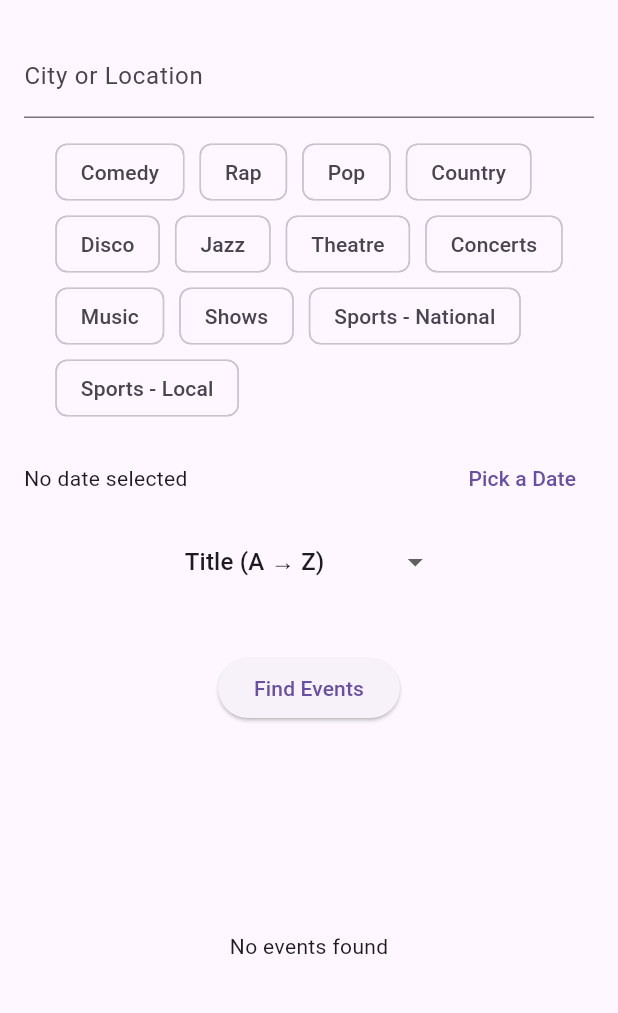
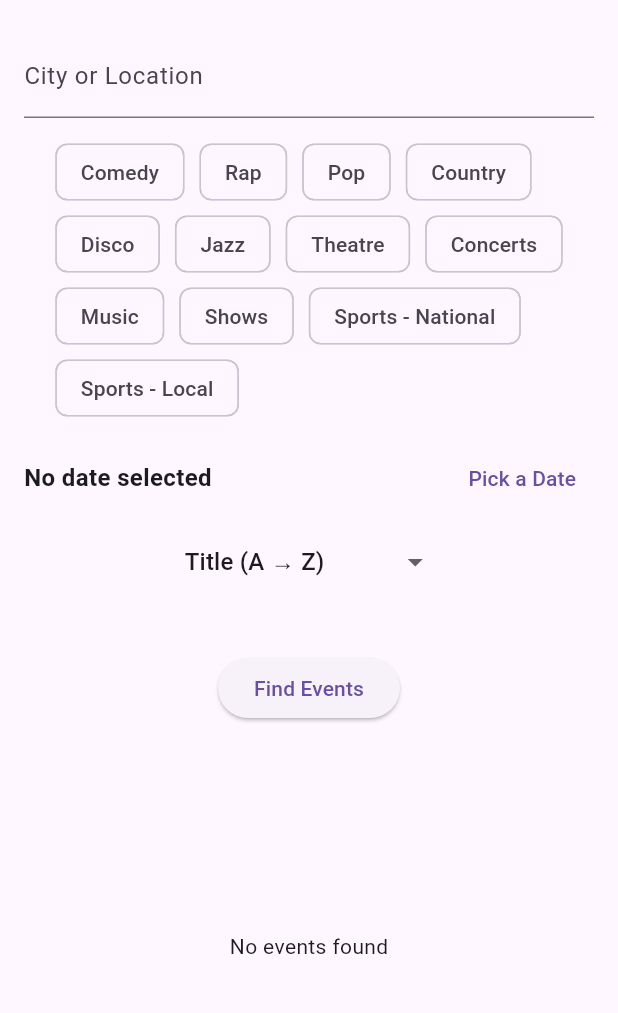
Before and after one commit to Herqules/WhatToDo, a Flutter app: the screen it shows after launch, on a phone screen of 412 x 824 dp, the part 74-1087 px from its top. Run offline on Flutter 3.47's test engine with Material 3 defaults, Android fonts, the phone set to English and light mode, and no system bars.

Commit message:
Cosmetic changes for event, date, and city searching

```diff
--- a/frontend/lib/screens/home_screen.dart
+++ b/frontend/lib/screens/home_screen.dart
@@ -90,6 +90,10 @@ void _onSearch() async {
                   selectedDate == null
                       ? 'No date selected'
                       : 'Selected: ${selectedDate!.toLocal().toString().split(' ')[0]}',
+                  style: const TextStyle(
+                    fontSize: 16,
+                    fontWeight: FontWeight.w600,
+                ),
                 ),
                 TextButton(
                   onPressed: () async {
```
